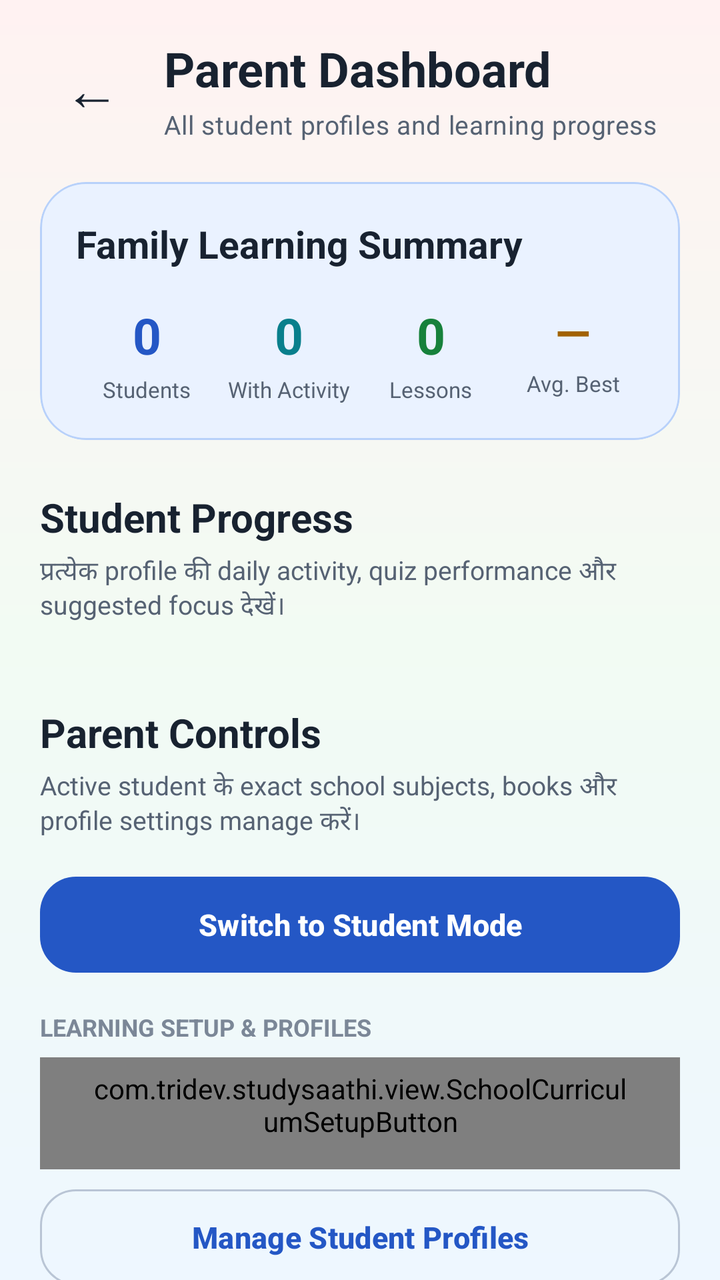
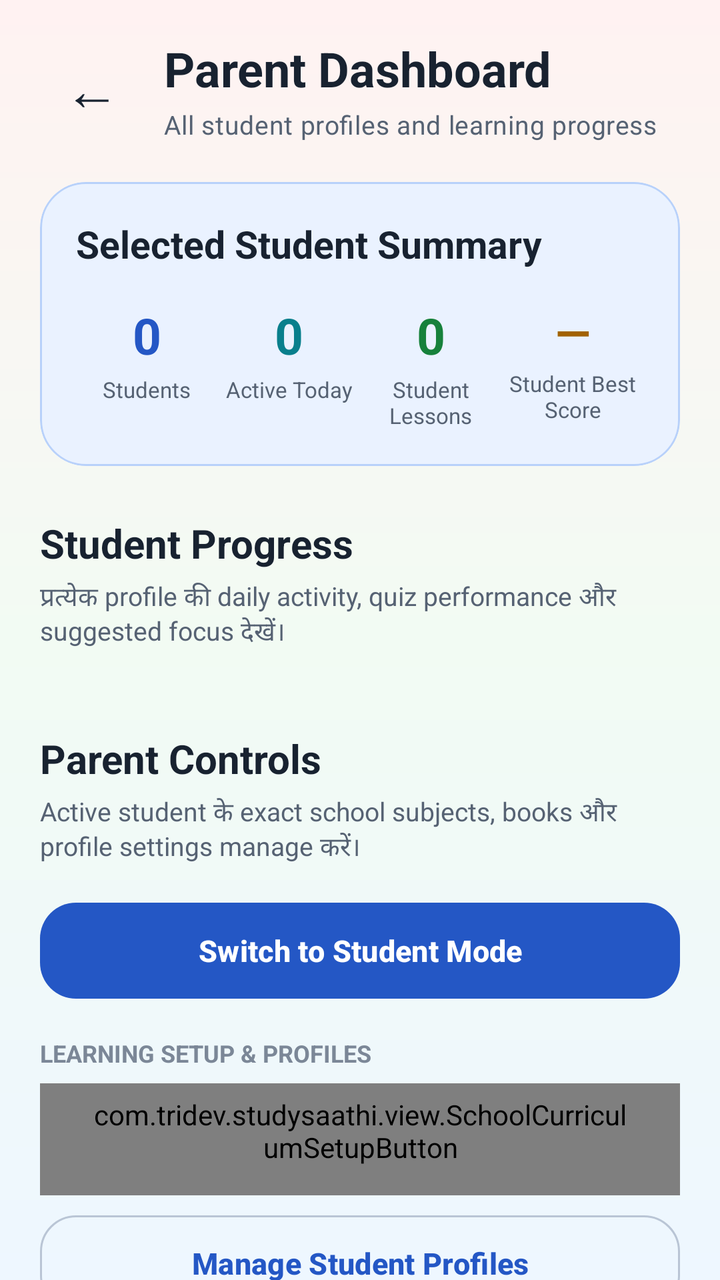

Compare the two renders of this Android layout. The source of the first and the diff that turns it into the second are given below.
<!-- AndroidManifest.xml: application theme Theme.StudySaathi -->
<!-- res/layout/activity_parent_dashboard.xml -->
<?xml version="1.0" encoding="utf-8"?>
<androidx.coordinatorlayout.widget.CoordinatorLayout xmlns:android="http://schemas.android.com/apk/res/android"
    xmlns:app="http://schemas.android.com/apk/res-auto"
    android:id="@+id/parentDashboardRoot"
    android:layout_width="match_parent"
    android:layout_height="match_parent"
    android:background="@drawable/bg_app_soft_mix">

    <androidx.core.widget.NestedScrollView
        android:id="@+id/contentParentDashboard"
        android:layout_width="match_parent"
        android:layout_height="match_parent"
        android:clipToPadding="false"
        android:fillViewport="true"
        android:overScrollMode="never">

        <LinearLayout
            android:layout_width="match_parent"
            android:layout_height="wrap_content"
            android:orientation="vertical"
            android:paddingStart="20dp"
            android:paddingTop="18dp"
            android:paddingEnd="20dp"
            android:paddingBottom="38dp">

            <LinearLayout
                android:layout_width="match_parent"
                android:layout_height="wrap_content"
                android:gravity="center_vertical"
                android:orientation="horizontal">

                <com.google.android.material.button.MaterialButton
                    android:id="@+id/buttonBack"
                    style="@style/Widget.Material3.Button.TextButton"
                    android:layout_width="52dp"
                    android:layout_height="52dp"
                    android:contentDescription="@string/back"
                    android:insetLeft="0dp"
                    android:insetTop="0dp"
                    android:insetRight="0dp"
                    android:insetBottom="0dp"
                    android:minWidth="0dp"
                    android:text="←"
                    android:textColor="@color/ss_text_primary"
                    android:textSize="28sp"
                    app:cornerRadius="16dp" />

                <LinearLayout
                    android:layout_width="0dp"
                    android:layout_height="wrap_content"
                    android:layout_marginStart="10dp"
                    android:layout_weight="1"
                    android:orientation="vertical">

                    <TextView
                        style="@style/TextAppearance.StudySaathi.Heading"
                        android:layout_width="match_parent"
                        android:layout_height="wrap_content"
                        android:text="@string/parent_dashboard_title"
                        android:textSize="24sp" />

                    <TextView
                        android:id="@+id/textParentDashboardSubtitle"
                        style="@style/TextAppearance.StudySaathi.Body"
                        android:layout_width="match_parent"
                        android:layout_height="wrap_content"
                        android:layout_marginTop="3dp"
                        android:text="@string/parent_dashboard_subtitle"
                        android:textSize="13sp" />

                </LinearLayout>

            </LinearLayout>

            <com.google.android.material.card.MaterialCardView
                android:layout_width="match_parent"
                android:layout_height="wrap_content"
                android:layout_marginTop="20dp"
                app:cardBackgroundColor="@color/ss_blue_soft"
                app:cardCornerRadius="23dp"
                app:cardElevation="0dp"
                app:strokeColor="@color/ss_blue_border"
                app:strokeWidth="1dp">

                <LinearLayout
                    android:layout_width="match_parent"
                    android:layout_height="wrap_content"
                    android:orientation="vertical"
                    android:padding="18dp">

                    <TextView
                        android:layout_width="match_parent"
                        android:layout_height="wrap_content"
                        android:fontFamily="sans-serif-rounded"
                        android:text="@string/parent_family_summary"
                        android:textColor="@color/ss_text_primary"
                        android:textSize="19sp"
                        android:textStyle="bold" />

                    <LinearLayout
                        android:layout_width="match_parent"
                        android:layout_height="wrap_content"
                        android:layout_marginTop="16dp"
                        android:baselineAligned="false"
                        android:orientation="horizontal">

                        <LinearLayout
                            android:layout_width="0dp"
                            android:layout_height="wrap_content"
                            android:layout_weight="1"
                            android:gravity="center"
                            android:orientation="vertical">

                            <TextView
                                android:id="@+id/textParentTotalStudents"
                                android:layout_width="wrap_content"
                                android:layout_height="wrap_content"
                                android:fontFamily="sans-serif-rounded"
                                android:text="0"
                                android:textColor="@color/ss_primary"
                                android:textSize="25sp"
                                android:textStyle="bold" />

                            <TextView
                                android:layout_width="wrap_content"
                                android:layout_height="wrap_content"
                                android:layout_marginTop="3dp"
                                android:gravity="center"
                                android:text="@string/parent_total_students"
                                android:textColor="@color/ss_text_secondary"
                                android:textSize="11sp" />

                        </LinearLayout>

                        <LinearLayout
                            android:layout_width="0dp"
                            android:layout_height="wrap_content"
                            android:layout_weight="1"
                            android:gravity="center"
                            android:orientation="vertical">

                            <TextView
                                android:id="@+id/textParentProfilesWithActivity"
                                android:layout_width="wrap_content"
                                android:layout_height="wrap_content"
                                android:fontFamily="sans-serif-rounded"
                                android:text="0"
                                android:textColor="@color/ss_secondary"
                                android:textSize="25sp"
                                android:textStyle="bold" />

                            <TextView
                                android:layout_width="wrap_content"
                                android:layout_height="wrap_content"
                                android:layout_marginTop="3dp"
                                android:gravity="center"
                                android:text="@string/parent_profiles_with_activity"
                                android:textColor="@color/ss_text_secondary"
                                android:textSize="11sp" />

                        </LinearLayout>

                        <LinearLayout
                            android:layout_width="0dp"
                            android:layout_height="wrap_content"
                            android:layout_weight="1"
                            android:gravity="center"
                            android:orientation="vertical">

                            <TextView
                                android:id="@+id/textParentCompletedLessons"
                                android:layout_width="wrap_content"
                                android:layout_height="wrap_content"
                                android:fontFamily="sans-serif-rounded"
                                android:text="0"
                                android:textColor="@color/ss_success"
                                android:textSize="25sp"
                                android:textStyle="bold" />

                            <TextView
                                android:layout_width="wrap_content"
                                android:layout_height="wrap_content"
                                android:layout_marginTop="3dp"
                                android:gravity="center"
                                android:text="@string/parent_total_lessons"
                                android:textColor="@color/ss_text_secondary"
                                android:textSize="11sp" />

                        </LinearLayout>

                        <LinearLayout
                            android:layout_width="0dp"
                            android:layout_height="wrap_content"
                            android:layout_weight="1"
                            android:gravity="center"
                            android:orientation="vertical">

                            <TextView
                                android:id="@+id/textParentAverageBestScore"
                                android:layout_width="wrap_content"
                                android:layout_height="wrap_content"
                                android:fontFamily="sans-serif-rounded"
                                android:text="—"
                                android:textColor="@color/ss_warning"
                                android:textSize="23sp"
                                android:textStyle="bold" />

                            <TextView
                                android:layout_width="wrap_content"
                                android:layout_height="wrap_content"
                                android:layout_marginTop="3dp"
                                android:gravity="center"
                                android:text="@string/parent_average_best_score"
                                android:textColor="@color/ss_text_secondary"
                                android:textSize="11sp" />

                        </LinearLayout>

                    </LinearLayout>

                </LinearLayout>

            </com.google.android.material.card.MaterialCardView>

            <TextView
                android:layout_width="match_parent"
                android:layout_height="wrap_content"
                android:layout_marginTop="25dp"
                android:fontFamily="sans-serif-rounded"
                android:text="@string/parent_student_progress"
                android:textColor="@color/ss_text_primary"
                android:textSize="20sp"
                android:textStyle="bold" />

            <TextView
                android:layout_width="match_parent"
                android:layout_height="wrap_content"
                android:layout_marginTop="4dp"
                android:text="@string/parent_student_progress_description"
                android:textColor="@color/ss_text_secondary"
                android:textSize="13sp" />

            <androidx.recyclerview.widget.RecyclerView
                android:id="@+id/recyclerParentProfiles"
                android:layout_width="match_parent"
                android:layout_height="wrap_content"
                android:layout_marginTop="14dp"
                android:clipToPadding="false"
                android:nestedScrollingEnabled="false"
                android:overScrollMode="never" />

            <com.google.android.material.card.MaterialCardView
                android:id="@+id/cardParentEmpty"
                android:layout_width="match_parent"
                android:layout_height="wrap_content"
                android:layout_marginTop="16dp"
                android:visibility="gone"
                app:cardBackgroundColor="@color/ss_surface"
                app:cardCornerRadius="21dp"
                app:cardElevation="0dp"
                app:strokeColor="@color/ss_outline"
                app:strokeWidth="1dp">

                <LinearLayout
                    android:layout_width="match_parent"
                    android:layout_height="wrap_content"
                    android:gravity="center"
                    android:orientation="vertical"
                    android:padding="24dp">

                    <TextView
                        android:layout_width="match_parent"
                        android:layout_height="wrap_content"
                        android:gravity="center"
                        android:text="@string/parent_no_profiles_title"
                        android:textColor="@color/ss_text_primary"
                        android:textSize="18sp"
                        android:textStyle="bold" />

                    <TextView
                        android:layout_width="match_parent"
                        android:layout_height="wrap_content"
                        android:layout_marginTop="7dp"
                        android:gravity="center"
                        android:text="@string/parent_no_profiles_description"
                        android:textColor="@color/ss_text_secondary"
                        android:textSize="13sp" />

                </LinearLayout>

            </com.google.android.material.card.MaterialCardView>

            <TextView
                android:layout_width="match_parent"
                android:layout_height="wrap_content"
                android:layout_marginTop="26dp"
                android:fontFamily="sans-serif-rounded"
                android:text="Parent Controls"
                android:textColor="@color/ss_text_primary"
                android:textSize="20sp"
                android:textStyle="bold" />

            <TextView
                android:layout_width="match_parent"
                android:layout_height="wrap_content"
                android:layout_marginTop="4dp"
                android:text="Active student के exact school subjects, books और profile settings manage करें।"
                android:textColor="@color/ss_text_secondary"
                android:textSize="13sp" />

            <com.google.android.material.button.MaterialButton
                android:id="@+id/buttonSwitchToStudentMode"
                style="@style/Widget.StudySaathi.Button.Primary"
                android:layout_width="match_parent"
                android:layout_height="wrap_content"
                android:layout_marginTop="14dp"
                android:text="Switch to Student Mode"
                android:textAllCaps="false"
                android:textSize="15sp" />

            <TextView
                android:layout_width="match_parent"
                android:layout_height="wrap_content"
                android:layout_marginTop="15dp"
                android:text="LEARNING SETUP &amp; PROFILES"
                android:textColor="@color/ss_text_muted"
                android:textSize="12sp"
                android:textStyle="bold" />

            <com.tridev.studysaathi.view.SchoolCurriculumSetupButton
                android:id="@+id/buttonOpenSchoolCurriculumSetup"
                style="@style/Widget.StudySaathi.Button.Outlined"
                android:layout_width="match_parent"
                android:layout_height="wrap_content"
                android:layout_marginTop="7dp"
                android:gravity="center"
                android:text="School Curriculum Setup"
                android:textAllCaps="false"
                android:textSize="15sp"
                app:backgroundTint="@color/ss_teal_soft"
                app:strokeColor="@color/ss_teal_border" />

            <com.google.android.material.button.MaterialButton
                android:id="@+id/buttonManageParentProfiles"
                style="@style/Widget.StudySaathi.Button.Outlined"
                android:layout_width="match_parent"
                android:layout_height="wrap_content"
                android:layout_marginTop="6dp"
                android:text="@string/parent_manage_profiles"
                android:textAllCaps="false"
                android:textSize="15sp" />

            <TextView
                android:layout_width="match_parent"
                android:layout_height="wrap_content"
                android:layout_marginTop="15dp"
                android:text="GUIDANCE &amp; INSIGHTS"
                android:textColor="@color/ss_text_muted"
                android:textSize="12sp"
                android:textStyle="bold" />

            <com.google.android.material.button.MaterialButton
                android:id="@+id/buttonParentDoubtInsights"
                style="@style/Widget.StudySaathi.Button.Outlined"
                android:layout_width="match_parent"
                android:layout_height="wrap_content"
                android:layout_marginTop="7dp"
                android:text="@string/parent_doubt_insights"
                android:textAllCaps="false"
                android:textSize="15sp"
                app:backgroundTint="@color/ss_purple_soft"
                app:strokeColor="@color/ss_purple_border" />

            <com.google.android.material.button.MaterialButton
                android:id="@+id/buttonParentSettingsGoals"
                style="@style/Widget.StudySaathi.Button.Outlined"
                android:layout_width="match_parent"
                android:layout_height="wrap_content"
                android:layout_marginTop="6dp"
                android:text="App Settings &amp; Daily Goals"
                android:textAllCaps="false"
                android:textSize="15sp"
                app:backgroundTint="@color/ss_green_soft"
                app:strokeColor="@color/ss_green_border" />

            <com.google.android.material.button.MaterialButton
                android:id="@+id/buttonParentReminders"
                style="@style/Widget.StudySaathi.Button.Outlined"
                android:layout_width="match_parent"
                android:layout_height="wrap_content"
                android:layout_marginTop="6dp"
                android:text="Manage Study Reminders"
                android:textAllCaps="false"
                android:textSize="15sp"
                app:backgroundTint="@color/ss_yellow_soft"
                app:strokeColor="@color/ss_yellow_border" />

            <TextView
                android:layout_width="match_parent"
                android:layout_height="wrap_content"
                android:layout_marginTop="15dp"
                android:text="ACCOUNT, BACKUP &amp; SAFETY"
                android:textColor="@color/ss_text_muted"
                android:textSize="12sp"
                android:textStyle="bold" />

            <com.google.android.material.button.MaterialButton
                android:id="@+id/buttonParentLocalBackup"
                style="@style/Widget.StudySaathi.Button.Outlined"
                android:layout_width="match_parent"
                android:layout_height="wrap_content"
                android:layout_marginTop="7dp"
                android:text="Create Local Backup"
                android:textAllCaps="false"
                android:textSize="15sp"
                app:backgroundTint="@color/ss_blue_soft"
                app:strokeColor="@color/ss_blue_border" />

            <com.google.android.material.button.MaterialButton
                android:id="@+id/buttonParentRestoreImport"
                style="@style/Widget.StudySaathi.Button.Outlined"
                android:layout_width="match_parent"
                android:layout_height="wrap_content"
                android:layout_marginTop="6dp"
                android:text="Restore Backup &amp; Import"
                android:textAllCaps="false"
                android:textSize="15sp"
                app:backgroundTint="@color/ss_red_soft"
                app:strokeColor="@color/ss_red_border" />

            <com.google.android.material.button.MaterialButton
                android:id="@+id/buttonParentCloudAccount"
                style="@style/Widget.StudySaathi.Button.Primary"
                android:layout_width="match_parent"
                android:layout_height="wrap_content"
                android:layout_marginTop="6dp"
                android:text="Cloud Account, Sync &amp; Deletion"
                android:textAllCaps="false"
                android:textSize="15sp" />

            <com.google.android.material.button.MaterialButton
                android:id="@+id/buttonParentHelp"
                style="@style/Widget.StudySaathi.Button.Outlined"
                android:layout_width="match_parent"
                android:layout_height="wrap_content"
                android:layout_marginTop="8dp"
                android:text="Help, Parent Guide &amp; About"
                android:textAllCaps="false"
                android:textSize="15sp"
                app:backgroundTint="@color/ss_purple_soft"
                app:strokeColor="@color/ss_purple_border" />

        </LinearLayout>

    </androidx.core.widget.NestedScrollView>

    <com.google.android.material.progressindicator.CircularProgressIndicator
        android:id="@+id/progressParentDashboard"
        android:layout_width="48dp"
        android:layout_height="48dp"
        android:layout_gravity="center"
        android:visibility="gone"
        app:indicatorColor="@color/ss_primary"
        app:indicatorSize="48dp"
        app:trackColor="@color/ss_blue_soft"
        app:trackThickness="5dp" />

</androidx.coordinatorlayout.widget.CoordinatorLayout>
<!-- resources referenced by this layout -->
<resources>
  <color name="ss_blue_border">#B8D1FA</color>
  <color name="ss_blue_soft">#EAF2FF</color>
  <color name="ss_green_border">#B7DEC2</color>
  <color name="ss_green_soft">#ECF8F0</color>
  <color name="ss_outline">#D6DEE9</color>
  <color name="ss_primary">#2457C5</color>
  <color name="ss_purple_border">#D6C0E8</color>
  <color name="ss_purple_soft">#F6F0FC</color>
  <color name="ss_red_border">#E9BDBD</color>
  <color name="ss_red_soft">#FFF0F0</color>
  <color name="ss_secondary">#087F8C</color>
  <color name="ss_success">#16813B</color>
  <color name="ss_surface">#FFFFFF</color>
  <color name="ss_teal_border">#B4DCDC</color>
  <color name="ss_teal_soft">#EAF8F8</color>
  <color name="ss_text_muted">#7B8797</color>
  <color name="ss_text_primary">#182230</color>
  <color name="ss_text_secondary">#566273</color>
  <color name="ss_warning">#A26300</color>
  <color name="ss_yellow_border">#E8D49B</color>
  <color name="ss_yellow_soft">#FFF8E8</color>
  <string name="back">Back</string>
  <string name="parent_average_best_score">
          Avg. Best
      </string>
  <string name="parent_dashboard_subtitle">
          All student profiles and learning progress
      </string>
  <string name="parent_dashboard_title">
          Parent Dashboard
      </string>
  <string name="parent_doubt_insights">
          Doubts, Questions &amp; AI Answers
      </string>
  <string name="parent_family_summary">
          Family Learning Summary
      </string>
  <string name="parent_manage_profiles">
          Manage Student Profiles
      </string>
  <string name="parent_no_profiles_description">
          Parent Dashboard इस्तेमाल करने के लिए पहले student profile बनाएँ।
      </string>
  <string name="parent_no_profiles_title">
          No student profiles
      </string>
  <string name="parent_profiles_with_activity">
          With Activity
      </string>
  <string name="parent_student_progress">
          Student Progress
      </string>
  <string name="parent_student_progress_description">
          प्रत्येक profile की daily activity, quiz performance और suggested focus देखें।
      </string>
  <string name="parent_total_lessons">
          Lessons
      </string>
  <string name="parent_total_students">
          Students
      </string>
  <style name="TextAppearance.StudySaathi.Body" parent="TextAppearance.Material3.BodyMedium">
          <item name="android:fontFamily">sans-serif</item>
          <item name="fontFamily">sans-serif</item>
          <item name="android:textColor">@color/ss_text_secondary</item>
      </style>
  <style name="TextAppearance.StudySaathi.Heading" parent="TextAppearance.Material3.HeadlineSmall">
          <item name="android:fontFamily">sans-serif-rounded</item>
          <item name="fontFamily">sans-serif-rounded</item>
          <item name="android:textStyle">bold</item>
          <item name="android:textColor">@color/ss_text_primary</item>
      </style>
  <style name="Widget.StudySaathi.Button.Primary" parent="Widget.Material3.Button">
          <item name="cornerRadius">18dp</item>
          <item name="android:minHeight">56dp</item>
          <item name="android:textStyle">bold</item>
          <item name="backgroundTint">@color/ss_primary</item>
          <item name="android:textColor">@color/ss_on_primary</item>
      </style>
  <color name="ss_outline_strong">#B9C5D5</color>
  <color name="ss_on_primary">#FFFFFF</color>
  <color name="ss_primary_dark">#173F99</color>
  <color name="ss_on_secondary">#FFFFFF</color>
  <color name="ss_tertiary">#8A5A00</color>
  <color name="ss_on_tertiary">#FFFFFF</color>
  <color name="ss_background">#F7F9FC</color>
  <color name="ss_surface_soft">#F0F4FA</color>
  <color name="ss_error">#BA1A1A</color>
  <color name="white">#FFFFFFFF</color>
  <!-- unchanged entries left out for length: 3 -->
</resources>

<!-- the commit's change to res/layout/activity_parent_dashboard.xml (unified diff, before → after) -->
@@ -92,7 +92,7 @@
                         android:layout_width="match_parent"
                         android:layout_height="wrap_content"
                         android:fontFamily="sans-serif-rounded"
-                        android:text="@string/parent_family_summary"
+                        android:text="Selected Student Summary"
                         android:textColor="@color/ss_text_primary"
                         android:textSize="19sp"
                         android:textStyle="bold" />
@@ -154,7 +154,7 @@
                                 android:layout_height="wrap_content"
                                 android:layout_marginTop="3dp"
                                 android:gravity="center"
-                                android:text="@string/parent_profiles_with_activity"
+                                android:text="Active Today"
                                 android:textColor="@color/ss_text_secondary"
                                 android:textSize="11sp" />
 
@@ -182,7 +182,7 @@
                                 android:layout_height="wrap_content"
                                 android:layout_marginTop="3dp"
                                 android:gravity="center"
-                                android:text="@string/parent_total_lessons"
+                                android:text="Student Lessons"
                                 android:textColor="@color/ss_text_secondary"
                                 android:textSize="11sp" />
 
@@ -210,7 +210,7 @@
                                 android:layout_height="wrap_content"
                                 android:layout_marginTop="3dp"
                                 android:gravity="center"
-                                android:text="@string/parent_average_best_score"
+                                android:text="Student Best Score"
                                 android:textColor="@color/ss_text_secondary"
                                 android:textSize="11sp" />
 
<!-- resource entries referenced after the edit -->
@@ -22,9 +22,6 @@
   <color name="ss_yellow_border">#E8D49B</color>
   <color name="ss_yellow_soft">#FFF8E8</color>
   <string name="back">Back</string>
-  <string name="parent_average_best_score">
-          Avg. Best
-      </string>
   <string name="parent_dashboard_subtitle">
           All student profiles and learning progress
       </string>
@@ -33,9 +30,6 @@
       </string>
   <string name="parent_doubt_insights">
           Doubts, Questions &amp; AI Answers
-      </string>
-  <string name="parent_family_summary">
-          Family Learning Summary
       </string>
   <string name="parent_manage_profiles">
           Manage Student Profiles
@@ -46,17 +40,11 @@
   <string name="parent_no_profiles_title">
           No student profiles
       </string>
-  <string name="parent_profiles_with_activity">
-          With Activity
-      </string>
   <string name="parent_student_progress">
           Student Progress
       </string>
   <string name="parent_student_progress_description">
           प्रत्येक profile की daily activity, quiz performance और suggested focus देखें।
-      </string>
-  <string name="parent_total_lessons">
-          Lessons
       </string>
   <string name="parent_total_students">
           Students
